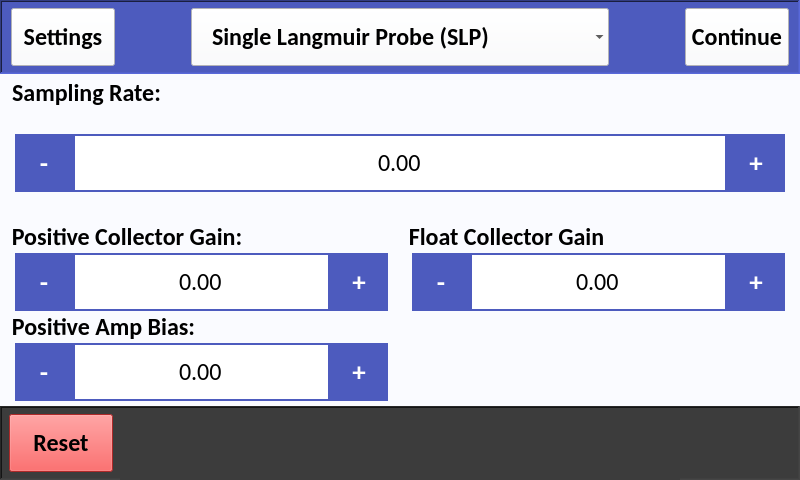
The window that src/user_interface/graphic_user_interface/experiment_setup.ui (CFigueroa90894/plasmetry) describes before a commit, drawn with Qt 5.
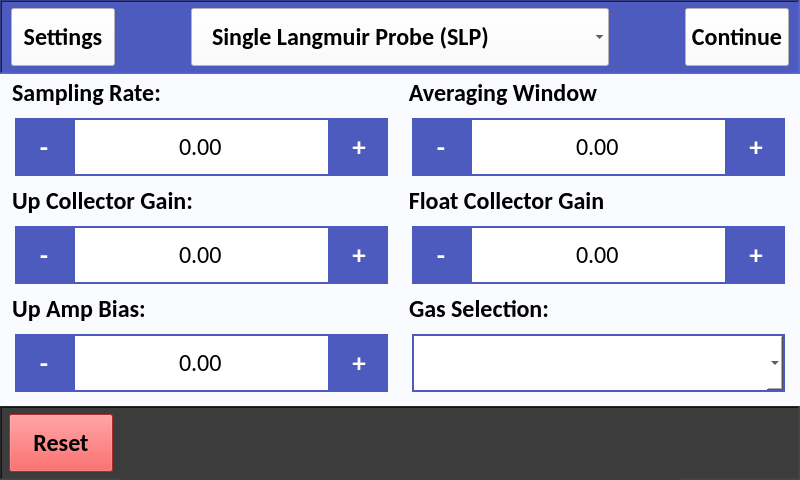
The same window after the commit. The open tabs and pages were chosen to show the change.

```diff
--- a/src/user_interface/graphic_user_interface/experiment_setup.ui
+++ b/src/user_interface/graphic_user_interface/experiment_setup.ui
@@ -2947,7 +2947,7 @@
                 <property name="alignment">
                  <set>Qt::AlignLeading|Qt::AlignLeft|Qt::AlignVCenter</set>
                 </property>
-                <layout class="QHBoxLayout" name="horizontalLayout_38">
+                <layout class="QVBoxLayout" name="verticalLayout_28">
                  <property name="spacing">
                   <number>0</number>
                  </property>
@@ -2955,7 +2955,7 @@
                   <number>10</number>
                  </property>
                  <property name="topMargin">
-                  <number>0</number>
+                  <number>10</number>
                  </property>
                  <property name="rightMargin">
                   <number>10</number>
@@ -3046,35 +3046,44 @@
                    </property>
                   </widget>
                  </item>
-                 <item>
-                  <widget class="QToolButton" name="tlp_c_negative_amp_bias_plus">
-                   <property name="minimumSize">
-                    <size>
-                     <width>58</width>
-                     <height>58</height>
-                    </size>
-                   </property>
-                   <property name="maximumSize">
-                    <size>
-                     <width>16777215</width>
-                     <height>58</height>
-                    </size>
-                   </property>
-                   <property name="font">
-                    <font>
-                     <pointsize>20</pointsize>
-                     <weight>75</weight>
-                     <bold>true</bold>
-                    </font>
-                   </property>
-                   <property name="focusPolicy">
-                    <enum>Qt::NoFocus</enum>
-                   </property>
-                   <property name="text">
-                    <string>+</string>
-                   </property>
-                  </widget>
-                 </item>
+                </layout>
+               </widget>
+              </item>
+              <item>
+               <widget class="QGroupBox" name="filler">
+                <property name="font">
+                 <font>
+                  <family>Calibri</family>
+                  <pointsize>18</pointsize>
+                  <weight>75</weight>
+                  <bold>true</bold>
+                 </font>
+                </property>
+                <property name="styleSheet">
+                 <string notr="true"/>
+                </property>
+                <property name="title">
+                 <string/>
+                </property>
+                <property name="alignment">
+                 <set>Qt::AlignLeading|Qt::AlignLeft|Qt::AlignVCenter</set>
+                </property>
+                <layout class="QVBoxLayout" name="verticalLayout_30">
+                 <property name="spacing">
+                  <number>0</number>
+                 </property>
+                 <property name="leftMargin">
+                  <number>10</number>
+                 </property>
+                 <property name="topMargin">
+                  <number>0</number>
+                 </property>
+                 <property name="rightMargin">
+                  <number>10</number>
+                 </property>
+                 <property name="bottomMargin">
+                  <number>0</number>
+                 </property>
                 </layout>
                </widget>
               </item>
@@ -3103,210 +3112,6 @@
         <property name="bottomMargin">
          <number>0</number>
         </property>
-        <item>
-         <widget class="QFrame" name="frame_29">
-          <property name="frameShape">
-           <enum>QFrame::StyledPanel</enum>
-          </property>
-          <property name="frameShadow">
-           <enum>QFrame::Raised</enum>
-          </property>
-          <layout class="QHBoxLayout" name="horizontalLayout_46">
-           <property name="spacing">
-            <number>0</number>
-           </property>
-           <property name="leftMargin">
-            <number>0</number>
-           </property>
-           <property name="topMargin">
-            <number>0</number>
-           </property>
-           <property name="rightMargin">
-            <number>0</number>
-           </property>
-           <property name="bottomMargin">
-            <number>0</number>
-           </property>
-           <item>
-            <widget class="QFrame" name="frame_30">
-             <property name="frameShape">
-              <enum>QFrame::StyledPanel</enum>
-             </property>
-             <property name="frameShadow">
-              <enum>QFrame::Raised</enum>
-             </property>
-             <layout class="QVBoxLayout" name="verticalLayout_28">
-              <property name="spacing">
-               <number>0</number>
-              </property>
-              <property name="leftMargin">
-               <number>0</number>
-              </property>
-              <property name="topMargin">
-               <number>0</number>
-              </property>
-              <property name="rightMargin">
-               <number>0</number>
-              </property>
-              <property name="bottomMargin">
-               <number>0</number>
-              </property>
-              <item>
-               <widget class="QGroupBox" name="tlp_v_sampling_rate_gb">
-                <property name="font">
-                 <font>
-                  <family>Calibri</family>
-                  <pointsize>18</pointsize>
-                  <weight>75</weight>
-                  <bold>true</bold>
-                 </font>
-                </property>
-                <property name="styleSheet">
-                 <string notr="true"/>
-                </property>
-                <property name="title">
-                 <string>Sampling Rate:</string>
-                </property>
-                <property name="alignment">
-                 <set>Qt::AlignLeading|Qt::AlignLeft|Qt::AlignVCenter</set>
-                </property>
-                <layout class="QHBoxLayout" name="horizontalLayout_47">
-                 <property name="spacing">
-                  <number>0</number>
-                 </property>
-                 <property name="leftMargin">
-                  <number>10</number>
-                 </property>
-                 <property name="topMargin">
-                  <number>0</number>
-                 </property>
-                 <property name="rightMargin">
-                  <number>10</number>
-                 </property>
-                 <property name="bottomMargin">
-                  <number>0</number>
-                 </property>
-                 <item>
-                  <widget class="QToolButton" name="tlp_v_sampling_rate_minus">
-                   <property name="minimumSize">
-                    <size>
-                     <width>58</width>
-                     <height>58</height>
-                    </size>
-                   </property>
-                   <property name="maximumSize">
-                    <size>
-                     <width>58</width>
-                     <height>58</height>
-                    </size>
-                   </property>
-                   <property name="font">
-                    <font>
-                     <pointsize>20</pointsize>
-                     <weight>75</weight>
-                     <bold>true</bold>
-                    </font>
-                   </property>
-                   <property name="text">
-                    <string>-</string>
-                   </property>
-                  </widget>
-                 </item>
-                 <item>
-                  <widget class="QDoubleSpinBox" name="tlp_v_sampling_rate_input">
-                   <property name="minimumSize">
-                    <size>
-                     <width>0</width>
-                     <height>58</height>
-                    </size>
-                   </property>
-                   <property name="maximumSize">
-                    <size>
-                     <width>1000</width>
-                     <height>58</height>
-                    </size>
-                   </property>
-                   <property name="font">
-                    <font>
-                     <family>Calibri</family>
-                     <pointsize>18</pointsize>
-                    </font>
-                   </property>
-                   <property name="focusPolicy">
-                    <enum>Qt::NoFocus</enum>
-                   </property>
-                   <property name="layoutDirection">
-                    <enum>Qt::LeftToRight</enum>
-                   </property>
-                   <property name="styleSheet">
-                    <string notr="true">QDoubleSpinBox {
-	background-color: #FFFFFF;
-}</string>
-                   </property>
-                   <property name="alignment">
-                    <set>Qt::AlignCenter</set>
-                   </property>
-                   <property name="readOnly">
-                    <bool>true</bool>
-                   </property>
-                   <property name="buttonSymbols">
-                    <enum>QAbstractSpinBox::NoButtons</enum>
-                   </property>
-                   <property name="correctionMode">
-                    <enum>QAbstractSpinBox::CorrectToPreviousValue</enum>
-                   </property>
-                   <property name="showGroupSeparator" stdset="0">
-                    <bool>false</bool>
-                   </property>
-                   <property name="decimals">
-                    <number>2</number>
-                   </property>
-                   <property name="minimum">
-                    <double>-10000.000000000000000</double>
-                   </property>
-                   <property name="maximum">
-                    <double>10000.000000000000000</double>
-                   </property>
-                  </widget>
-                 </item>
-                 <item>
-                  <widget class="QToolButton" name="tlp_v_sampling_rate_plus">
-                   <property name="minimumSize">
-                    <size>
-                     <width>58</width>
-                     <height>58</height>
-                    </size>
-                   </property>
-                   <property name="maximumSize">
-                    <size>
-                     <width>16777215</width>
-                     <height>58</height>
-                    </size>
-                   </property>
-                   <property name="font">
-                    <font>
-                     <pointsize>20</pointsize>
-                     <weight>75</weight>
-                     <bold>true</bold>
-                    </font>
-                   </property>
-                   <property name="focusPolicy">
-                    <enum>Qt::NoFocus</enum>
-                   </property>
-                   <property name="text">
-                    <string>+</string>
-                   </property>
-                  </widget>
-                 </item>
-                </layout>
-               </widget>
-              </item>
-             </layout>
-            </widget>
-           </item>
-          </layout>
-         </widget>
-        </item>
         <item>
          <widget class="QFrame" name="frame_26">
           <property name="frameShape">
@@ -3369,7 +3174,157 @@
                  <string notr="true"/>
                 </property>
                 <property name="title">
-                 <string>Positive Collector Gain:</string>
+                 <string>Sampling Rate:</string>
+                </property>
+                <property name="alignment">
+                 <set>Qt::AlignLeading|Qt::AlignLeft|Qt::AlignVCenter</set>
+                </property>
+                <layout class="QHBoxLayout" name="horizontalLayout_47">
+                 <property name="spacing">
+                  <number>0</number>
+                 </property>
+                 <property name="leftMargin">
+                  <number>10</number>
+                 </property>
+                 <property name="topMargin">
+                  <number>0</number>
+                 </property>
+                 <property name="rightMargin">
+                  <number>10</number>
+                 </property>
+                 <property name="bottomMargin">
+                  <number>0</number>
+                 </property>
+                 <item>
+                  <widget class="QToolButton" name="tlv_sampling_rate_minus">
+                   <property name="minimumSize">
+                    <size>
+                     <width>58</width>
+                     <height>58</height>
+                    </size>
+                   </property>
+                   <property name="maximumSize">
+                    <size>
+                     <width>58</width>
+                     <height>58</height>
+                    </size>
+                   </property>
+                   <property name="font">
+                    <font>
+                     <pointsize>20</pointsize>
+                     <weight>75</weight>
+                     <bold>true</bold>
+                    </font>
+                   </property>
+                   <property name="text">
+                    <string>-</string>
+                   </property>
+                  </widget>
+                 </item>
+                 <item>
+                  <widget class="QDoubleSpinBox" name="tlv_sampling_rate_input">
+                   <property name="minimumSize">
+                    <size>
+                     <width>0</width>
+                     <height>58</height>
+                    </size>
+                   </property>
+                   <property name="maximumSize">
+                    <size>
+                     <width>1000</width>
+                     <height>58</height>
+                    </size>
+                   </property>
+                   <property name="font">
+                    <font>
+                     <family>Calibri</family>
+                     <pointsize>18</pointsize>
+                    </font>
+                   </property>
+                   <property name="focusPolicy">
+                    <enum>Qt::NoFocus</enum>
+                   </property>
+                   <property name="layoutDirection">
+                    <enum>Qt::LeftToRight</enum>
+                   </property>
+                   <property name="styleSheet">
+                    <string notr="true">QDoubleSpinBox {
+	background-color: #FFFFFF;
+}</string>
+                   </property>
+                   <property name="alignment">
+                    <set>Qt::AlignCenter</set>
+                   </property>
+                   <property name="readOnly">
+                    <bool>true</bool>
+                   </property>
+                   <property name="buttonSymbols">
+                    <enum>QAbstractSpinBox::NoButtons</enum>
+                   </property>
+                   <property name="correctionMode">
+                    <enum>QAbstractSpinBox::CorrectToPreviousValue</enum>
+                   </property>
+                   <property name="showGroupSeparator" stdset="0">
+                    <bool>false</bool>
+                   </property>
+                   <property name="decimals">
+                    <number>2</number>
+                   </property>
+                   <property name="minimum">
+                    <double>-10000.000000000000000</double>
+                   </property>
+                   <property name="maximum">
+                    <double>10000.000000000000000</double>
+                   </property>
+                  </widget>
+                 </item>
+                 <item>
+                  <widget class="QToolButton" name="tlv_sampling_rate_plus">
+                   <property name="minimumSize">
+                    <size>
+                     <width>58</width>
+                     <height>58</height>
+                    </size>
+                   </property>
+                   <property name="maximumSize">
+                    <size>
+                     <width>16777215</width>
+                     <height>58</height>
+                    </size>
+                   </property>
+                   <property name="font">
+                    <font>
+                     <pointsize>20</pointsize>
+                     <weight>75</weight>
+                     <bold>true</bold>
+                    </font>
+                   </property>
+                   <property name="focusPolicy">
+                    <enum>Qt::NoFocus</enum>
+                   </property>
+                   <property name="text">
+                    <string>+</string>
+                   </property>
+                  </widget>
+                 </item>
+                </layout>
+               </widget>
+              </item>
+              <item>
+               <widget class="QGroupBox" name="tlv_up_collector_gain_gb">
+                <property name="font">
+                 <font>
+                  <family>Calibri</family>
+                  <pointsize>18</pointsize>
+                  <weight>75</weight>
+                  <bold>true</bold>
+                 </font>
+                </property>
+                <property name="styleSheet">
+                 <string notr="true"/>
+                </property>
+                <property name="title">
+                 <string>Up Collector Gain:</string>
                 </property>
                 <property name="alignment">
                  <set>Qt::AlignLeading|Qt::AlignLeft|Qt::AlignVCenter</set>
@@ -3516,7 +3471,7 @@
                  </font>
                 </property>
                 <property name="title">
-                 <string>Positive Amp Bias:</string>
+                 <string>Up Amp Bias:</string>
                 </property>
                 <property name="alignment">
                  <set>Qt::AlignLeading|Qt::AlignLeft|Qt::AlignVCenter</set>
@@ -3673,6 +3628,156 @@
               <property name="bottomMargin">
                <number>0</number>
               </property>
+              <item>
+               <widget class="QGroupBox" name="tlv_avg_window_gb">
+                <property name="font">
+                 <font>
+                  <family>Calibri</family>
+                  <pointsize>18</pointsize>
+                  <weight>75</weight>
+                  <bold>true</bold>
+                 </font>
+                </property>
+                <property name="styleSheet">
+                 <string notr="true"/>
+                </property>
+                <property name="title">
+                 <string>Averaging Window</string>
+                </property>
+                <property name="alignment">
+                 <set>Qt::AlignLeading|Qt::AlignLeft|Qt::AlignVCenter</set>
+                </property>
+                <layout class="QHBoxLayout" name="horizontalLayout_48">
+                 <property name="spacing">
+                  <number>0</number>
+                 </property>
+                 <property name="leftMargin">
+                  <number>10</number>
+                 </property>
+                 <property name="topMargin">
+                  <number>0</number>
+                 </property>
+                 <property name="rightMargin">
+                  <number>10</number>
+                 </property>
+                 <property name="bottomMargin">
+                  <number>0</number>
+                 </property>
+                 <item>
+                  <widget class="QToolButton" name="tlv_avg_window_minus">
+                   <property name="minimumSize">
+                    <size>
+                     <width>58</width>
+                     <height>58</height>
+                    </size>
+                   </property>
+                   <property name="maximumSize">
+                    <size>
+                     <width>58</width>
+                     <height>58</height>
+                    </size>
+                   </property>
+                   <property name="font">
+                    <font>
+                     <pointsize>20</pointsize>
+                     <weight>75</weight>
+                     <bold>true</bold>
+                    </font>
+                   </property>
+                   <property name="text">
+                    <string>-</string>
+                   </property>
+                  </widget>
+                 </item>
+                 <item>
+                  <widget class="QDoubleSpinBox" name="tlv_avg_window_input">
+                   <property name="minimumSize">
+                    <size>
+                     <width>0</width>
+                     <height>58</height>
+                    </size>
+                   </property>
+                   <property name="maximumSize">
+                    <size>
+                     <width>1000</width>
+                     <height>58</height>
+                    </size>
+                   </property>
+                   <property name="font">
+                    <font>
+                     <family>Calibri</family>
+                     <pointsize>18</pointsize>
+                    </font>
+                   </property>
+                   <property name="focusPolicy">
+                    <enum>Qt::NoFocus</enum>
+                   </property>
+                   <property name="layoutDirection">
+                    <enum>Qt::LeftToRight</enum>
+                   </property>
+                   <property name="styleSheet">
+                    <string notr="true">QDoubleSpinBox {
+	background-color: #FFFFFF;
+}</string>
+                   </property>
+                   <property name="alignment">
+                    <set>Qt::AlignCenter</set>
+                   </property>
+                   <property name="readOnly">
+                    <bool>true</bool>
+                   </property>
+                   <property name="buttonSymbols">
+                    <enum>QAbstractSpinBox::NoButtons</enum>
+                   </property>
+                   <property name="correctionMode">
+                    <enum>QAbstractSpinBox::CorrectToPreviousValue</enum>
+                   </property>
+                   <property name="showGroupSeparator" stdset="0">
+                    <bool>false</bool>
+                   </property>
+                   <property name="decimals">
+                    <number>2</number>
+                   </property>
+                   <property name="minimum">
+                    <double>-10000.000000000000000</double>
+                   </property>
+                   <property name="maximum">
+                    <double>10000.000000000000000</double>
+                   </property>
+                  </widget>
+                 </item>
+                 <item>
+                  <widget class="QToolButton" name="tlv_avg_window_plus">
+                   <property name="minimumSize">
+                    <size>
+                     <width>58</width>
+                     <height>58</height>
+                    </size>
+                   </property>
+                   <property name="maximumSize">
+                    <size>
+                     <width>16777215</width>
+                     <height>58</height>
+                    </size>
+                   </property>
+                   <property name="font">
+                    <font>
+                     <pointsize>20</pointsize>
+                     <weight>75</weight>
+                     <bold>true</bold>
+                    </font>
+                   </property>
+                   <property name="focusPolicy">
+                    <enum>Qt::NoFocus</enum>
+                   </property>
+                   <property name="text">
+                    <string>+</string>
+                   </property>
+                  </widget>
+                 </item>
+                </layout>
+               </widget>
+              </item>
               <item>
                <widget class="QGroupBox" name="tlp_v_float_collect_gain_gb">
                 <property name="font">
@@ -3708,7 +3813,7 @@
                  <property name="bottomMargin">
                   <number>0</number>
                  </property>
-                 <item alignment="Qt::AlignTop">
+                 <item>
                   <widget class="QToolButton" name="tlp_v_float_collect_gain_minus">
                    <property name="minimumSize">
                     <size>
@@ -3734,7 +3839,7 @@
                    </property>
                   </widget>
                  </item>
-                 <item alignment="Qt::AlignTop">
+                 <item>
                   <widget class="QDoubleSpinBox" name="tlp_v_float_collect_gain_input">
                    <property name="minimumSize">
                     <size>
@@ -3791,7 +3896,7 @@
                    </property>
                   </widget>
                  </item>
-                 <item alignment="Qt::AlignTop">
+                 <item>
                   <widget class="QToolButton" name="tlp_v_float_collect_gain_plus">
                    <property name="minimumSize">
                     <size>
@@ -3823,6 +3928,92 @@
                 </layout>
                </widget>
               </item>
+              <item>
+               <widget class="QGroupBox" name="tlv_gas_select_gb">
+                <property name="font">
+                 <font>
+                  <family>Calibri</family>
+                  <pointsize>18</pointsize>
+                  <weight>75</weight>
+                  <bold>true</bold>
+                 </font>
+                </property>
+                <property name="styleSheet">
+                 <string notr="true"/>
+                </property>
+                <property name="title">
+                 <string>Gas Selection:</string>
+                </property>
+                <property name="alignment">
+                 <set>Qt::AlignLeading|Qt::AlignLeft|Qt::AlignVCenter</set>
+                </property>
+                <layout class="QVBoxLayout" name="verticalLayout_31">
+                 <property name="spacing">
+                  <number>0</number>
+                 </property>
+                 <property name="leftMargin">
+                  <number>10</number>
+                 </property>
+                 <property name="topMargin">
+                  <number>0</number>
+                 </property>
+                 <property name="rightMargin">
+                  <number>10</number>
+                 </property>
+                 <property name="bottomMargin">
+                  <number>0</number>
+                 </property>
+                 <item>
+                  <widget class="QComboBox" name="tlv_gas_select_cb">
+                   <property name="minimumSize">
+                    <size>
+                     <width>0</width>
+                     <height>58</height>
+                    </size>
+                   </property>
+                   <property name="maximumSize">
+                    <size>
+                     <width>1000</width>
+                     <height>58</height>
+                    </size>
+                   </property>
+                   <property name="font">
+                    <font>
+                     <family>Calibri</family>
+                     <pointsize>18</pointsize>
+                     <weight>75</weight>
+                     <bold>true</bold>
+                    </font>
+                   </property>
+                   <property name="cursor">
+                    <cursorShape>PointingHandCursor</cursorShape>
+                   </property>
+                   <property name="styleSheet">
+                    <string notr="true">QComboBox {
+	background-color: #FFFFFF;
+	padding-left: 20px;
+	text-align: left;
+}
+
+QComboBox:focus {
+    outline: none; 
+    border: 1px solid gray;
+}
+
+QComboBox QAbstractItemView {
+    selection-background-color: white;
+    selection-color: black; 
+}
+</string>
+                   </property>
+                   <property name="frame">
+                    <bool>true</bool>
+                   </property>
+                  </widget>
+                 </item>
+                </layout>
+               </widget>
+              </item>
              </layout>
             </widget>
            </item>
```
Left out of the diff: 835 changed lines with no effect on the pictures.
